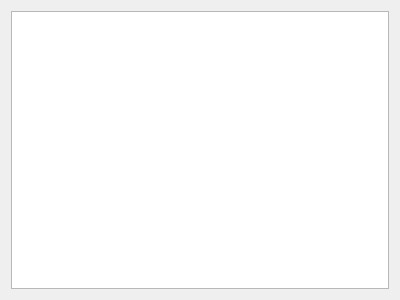
Old version of the form scriptwidget.ui in the repository anachuri/dbmsClient.
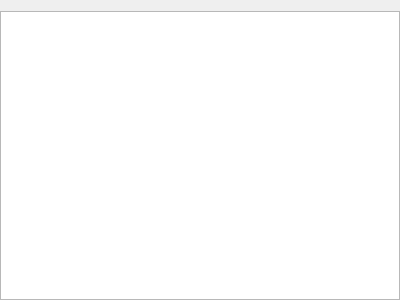
New version of the form.

Diff of the .ui file:
```diff
--- a/scriptwidget.ui
+++ b/scriptwidget.ui
@@ -14,6 +14,15 @@
    <string>Form</string>
   </property>
   <layout class="QHBoxLayout" name="horizontalLayout">
+   <property name="leftMargin">
+    <number>0</number>
+   </property>
+   <property name="rightMargin">
+    <number>0</number>
+   </property>
+   <property name="bottomMargin">
+    <number>0</number>
+   </property>
    <item>
     <widget class="QTextEdit" name="textEdit"/>
    </item>
```
